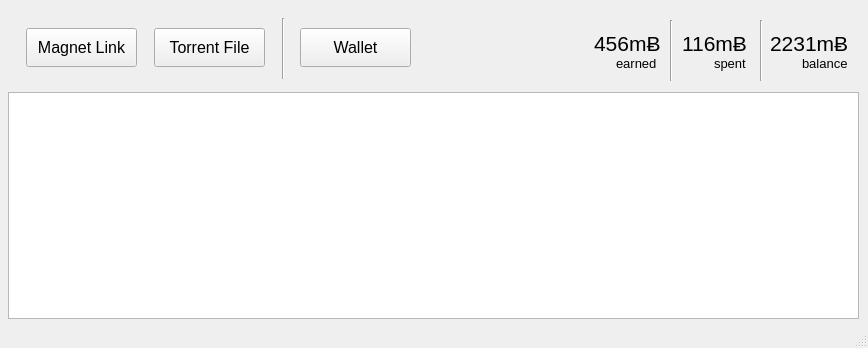
Qt form lib/view/mainwindow.ui (RdeWilde/JoyStream) before a commit.
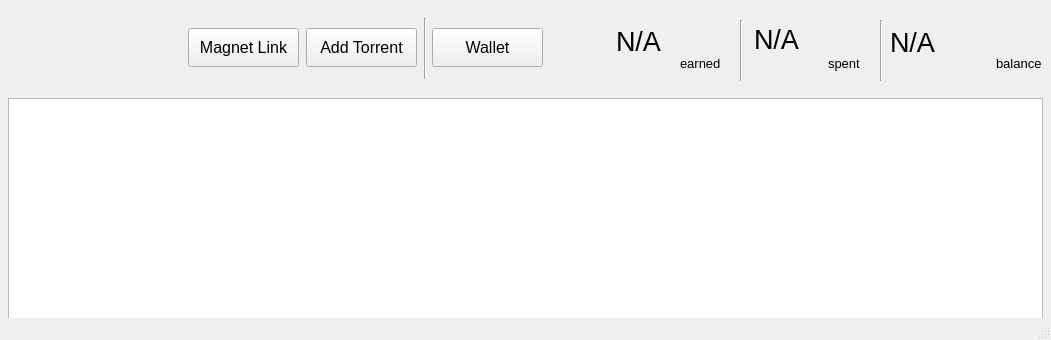
The same form after that commit. Icons and pictures are not drawn.

```diff
--- a/lib/view/mainwindow.ui
+++ b/lib/view/mainwindow.ui
@@ -6,8 +6,8 @@
    <rect>
     <x>0</x>
     <y>0</y>
-    <width>868</width>
-    <height>348</height>
+    <width>1051</width>
+    <height>340</height>
    </rect>
   </property>
   <property name="windowTitle">
@@ -22,9 +22,9 @@
     <property name="geometry">
      <rect>
       <x>8</x>
-      <y>92</y>
-      <width>851</width>
-      <height>227</height>
+      <y>98</y>
+      <width>1035</width>
+      <height>221</height>
      </rect>
     </property>
     <property name="font">
@@ -36,7 +36,7 @@
    <widget class="QPushButton" name="addTorrentFilePushButton">
     <property name="geometry">
      <rect>
-      <x>154</x>
+      <x>306</x>
       <y>28</y>
       <width>111</width>
       <height>39</height>
@@ -48,13 +48,13 @@
      </font>
     </property>
     <property name="text">
-     <string>Torrent File</string>
+     <string>Add Torrent</string>
     </property>
    </widget>
    <widget class="QPushButton" name="addMagnetLinkPushButton">
     <property name="geometry">
      <rect>
-      <x>26</x>
+      <x>188</x>
       <y>28</y>
       <width>111</width>
       <height>39</height>
@@ -72,27 +72,30 @@
    <widget class="QLabel" name="earnedBalanceLabel">
     <property name="geometry">
      <rect>
-      <x>594</x>
-      <y>30</y>
-      <width>71</width>
-      <height>27</height>
-     </rect>
-    </property>
-    <property name="font">
-     <font>
-      <pointsize>16</pointsize>
-     </font>
-    </property>
-    <property name="text">
-     <string>456mɃ</string>
-    </property>
-   </widget>
-   <widget class="QLabel" name="earnedTitleQlabel">
-    <property name="geometry">
-     <rect>
       <x>616</x>
+      <y>26</y>
+      <width>105</width>
+      <height>31</height>
+     </rect>
+    </property>
+    <property name="font">
+     <font>
+      <pointsize>20</pointsize>
+     </font>
+    </property>
+    <property name="layoutDirection">
+     <enum>Qt::LeftToRight</enum>
+    </property>
+    <property name="text">
+     <string>N/A</string>
+    </property>
+   </widget>
+   <widget class="QLabel" name="earnedTitleQlabel">
+    <property name="geometry">
+     <rect>
+      <x>680</x>
       <y>54</y>
-      <width>45</width>
+      <width>41</width>
       <height>19</height>
      </rect>
     </property>
@@ -108,7 +111,7 @@
    <widget class="Line" name="line">
     <property name="geometry">
      <rect>
-      <x>670</x>
+      <x>740</x>
       <y>20</y>
       <width>3</width>
       <height>61</height>
@@ -121,7 +124,7 @@
    <widget class="QLabel" name="spentTitleLabel">
     <property name="geometry">
      <rect>
-      <x>714</x>
+      <x>828</x>
       <y>54</y>
       <width>35</width>
       <height>19</height>
@@ -139,25 +142,25 @@
    <widget class="QLabel" name="spentBalanceLabel">
     <property name="geometry">
      <rect>
-      <x>682</x>
-      <y>30</y>
-      <width>71</width>
+      <x>754</x>
+      <y>26</y>
+      <width>105</width>
       <height>27</height>
      </rect>
     </property>
     <property name="font">
      <font>
-      <pointsize>16</pointsize>
+      <pointsize>20</pointsize>
      </font>
     </property>
     <property name="text">
-     <string>116mɃ</string>
+     <string>N/A</string>
     </property>
    </widget>
    <widget class="Line" name="line_2">
     <property name="geometry">
      <rect>
-      <x>760</x>
+      <x>880</x>
       <y>20</y>
       <width>3</width>
       <height>61</height>
@@ -170,27 +173,30 @@
    <widget class="QLabel" name="balanceLabel">
     <property name="geometry">
      <rect>
-      <x>770</x>
-      <y>30</y>
-      <width>79</width>
-      <height>27</height>
+      <x>890</x>
+      <y>26</y>
+      <width>150</width>
+      <height>33</height>
      </rect>
     </property>
     <property name="font">
      <font>
-      <pointsize>16</pointsize>
+      <pointsize>20</pointsize>
      </font>
     </property>
+    <property name="layoutDirection">
+     <enum>Qt::LeftToRight</enum>
+    </property>
     <property name="text">
-     <string>2231mɃ</string>
+     <string>N/A</string>
     </property>
    </widget>
    <widget class="QLabel" name="balanceTitleLabel">
     <property name="geometry">
      <rect>
-      <x>802</x>
+      <x>996</x>
       <y>54</y>
-      <width>51</width>
+      <width>45</width>
       <height>19</height>
      </rect>
     </property>
@@ -206,7 +212,7 @@
    <widget class="QPushButton" name="walletPushButton">
     <property name="geometry">
      <rect>
-      <x>300</x>
+      <x>432</x>
       <y>28</y>
       <width>111</width>
       <height>39</height>
@@ -224,7 +230,7 @@
    <widget class="Line" name="line_3">
     <property name="geometry">
      <rect>
-      <x>282</x>
+      <x>424</x>
       <y>18</y>
       <width>3</width>
       <height>61</height>
@@ -234,6 +240,22 @@
      <enum>Qt::Vertical</enum>
     </property>
    </widget>
+   <widget class="QLabel" name="logoLabel">
+    <property name="geometry">
+     <rect>
+      <x>34</x>
+      <y>16</y>
+      <width>133</width>
+      <height>61</height>
+     </rect>
+    </property>
+    <property name="text">
+     <string/>
+    </property>
+    <property name="pixmap">
+     <pixmap>images/joy_small.png</pixmap>
+    </property>
+   </widget>
   </widget>
   <widget class="QStatusBar" name="statusBar"/>
  </widget>
```
Left out of the diff: 2 changed lines with no effect on the pictures.
